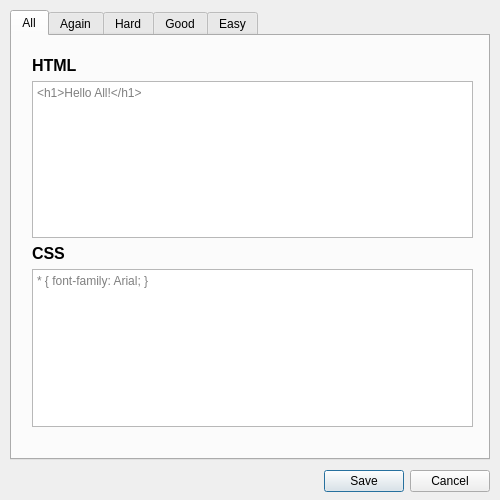
Before: the Qt Designer form addon/res/config.ui in Cyan903/anki-review-feedback, drawn with Qt 5.
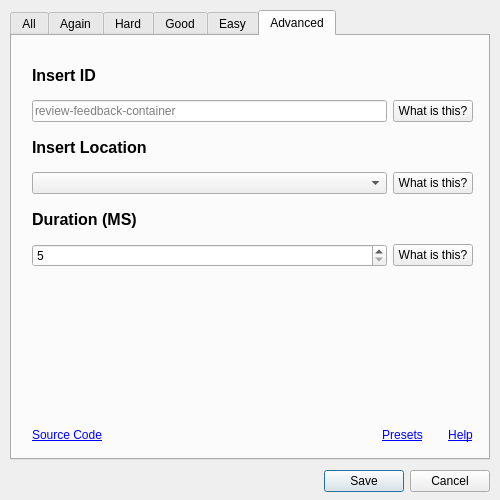
After: the same form once the commit is applied. The open tabs and pages were chosen to show the change.

Commit message: feat: Advanced menu

```diff
--- a/addon/res/config.ui
+++ b/addon/res/config.ui
@@ -326,6 +326,203 @@
      </layout>
     </widget>
    </widget>
+   <widget class="QWidget" name="tabAdvanced">
+    <attribute name="title">
+     <string>Advanced</string>
+    </attribute>
+    <widget class="QWidget" name="horizontalLayoutWidget">
+     <property name="geometry">
+      <rect>
+       <x>20</x>
+       <y>389</y>
+       <width>441</width>
+       <height>21</height>
+      </rect>
+     </property>
+     <layout class="QHBoxLayout" name="horizontalLayoutAdvancedLinks">
+      <item>
+       <widget class="QLabel" name="labelAdvancedLinksSource">
+        <property name="sizePolicy">
+         <sizepolicy hsizetype="Expanding" vsizetype="Preferred">
+          <horstretch>0</horstretch>
+          <verstretch>0</verstretch>
+         </sizepolicy>
+        </property>
+        <property name="text">
+         <string>&lt;a href=&quot;https://ankiweb.net/shared/addons&quot;&gt;Source Code&lt;/a&gt;</string>
+        </property>
+        <property name="openExternalLinks">
+         <bool>true</bool>
+        </property>
+        <property name="textInteractionFlags">
+         <set>Qt::TextInteractionFlag::TextBrowserInteraction</set>
+        </property>
+       </widget>
+      </item>
+      <item>
+       <layout class="QHBoxLayout" name="horizontalLayoutAdvancedLinksHelp">
+        <property name="spacing">
+         <number>25</number>
+        </property>
+        <item>
+         <widget class="QLabel" name="labelAdvancedLinksPresets">
+          <property name="text">
+           <string>&lt;a href=&quot;https://docs.ankiweb.net&quot;&gt;Presets&lt;/a&gt;</string>
+          </property>
+          <property name="alignment">
+           <set>Qt::AlignmentFlag::AlignCenter</set>
+          </property>
+          <property name="openExternalLinks">
+           <bool>true</bool>
+          </property>
+          <property name="textInteractionFlags">
+           <set>Qt::TextInteractionFlag::TextBrowserInteraction</set>
+          </property>
+         </widget>
+        </item>
+        <item>
+         <widget class="QLabel" name="labelAdvancedLinksHelp">
+          <property name="text">
+           <string>&lt;a href=&quot;https://docs.ankiweb.net&quot;&gt;Help&lt;/a&gt;</string>
+          </property>
+          <property name="alignment">
+           <set>Qt::AlignmentFlag::AlignCenter</set>
+          </property>
+          <property name="openExternalLinks">
+           <bool>true</bool>
+          </property>
+          <property name="textInteractionFlags">
+           <set>Qt::TextInteractionFlag::TextBrowserInteraction</set>
+          </property>
+         </widget>
+        </item>
+       </layout>
+      </item>
+     </layout>
+    </widget>
+    <widget class="QWidget" name="verticalLayoutWidget_7">
+     <property name="geometry">
+      <rect>
+       <x>20</x>
+       <y>20</y>
+       <width>441</width>
+       <height>211</height>
+      </rect>
+     </property>
+     <layout class="QVBoxLayout" name="verticalLayoutAdvanced">
+      <item>
+       <widget class="QLabel" name="labelAdvancedID">
+        <property name="font">
+         <font>
+          <pointsize>12</pointsize>
+          <bold>true</bold>
+         </font>
+        </property>
+        <property name="text">
+         <string>Insert ID</string>
+        </property>
+       </widget>
+      </item>
+      <item>
+       <layout class="QHBoxLayout" name="horizontalLayoutAdvancedID">
+        <item>
+         <widget class="QLineEdit" name="lineEditAdvancedID">
+          <property name="placeholderText">
+           <string>review-feedback-container</string>
+          </property>
+         </widget>
+        </item>
+        <item>
+         <widget class="QPushButton" name="pushButtonAdvancedID">
+          <property name="sizePolicy">
+           <sizepolicy hsizetype="Fixed" vsizetype="Fixed">
+            <horstretch>0</horstretch>
+            <verstretch>0</verstretch>
+           </sizepolicy>
+          </property>
+          <property name="text">
+           <string>What is this?</string>
+          </property>
+         </widget>
+        </item>
+       </layout>
+      </item>
+      <item>
+       <widget class="QLabel" name="labelAdvancedInsert">
+        <property name="font">
+         <font>
+          <pointsize>12</pointsize>
+          <bold>true</bold>
+         </font>
+        </property>
+        <property name="text">
+         <string>Insert Location</string>
+        </property>
+       </widget>
+      </item>
+      <item>
+       <layout class="QHBoxLayout" name="horizontalLayoutAdvancedInsert">
+        <item>
+         <widget class="QComboBox" name="comboBoxAdvancedInsert"/>
+        </item>
+        <item>
+         <widget class="QPushButton" name="pushButtonAdvancedInsert">
+          <property name="sizePolicy">
+           <sizepolicy hsizetype="Fixed" vsizetype="Fixed">
+            <horstretch>0</horstretch>
+            <verstretch>0</verstretch>
+           </sizepolicy>
+          </property>
+          <property name="text">
+           <string>What is this?</string>
+          </property>
+         </widget>
+        </item>
+       </layout>
+      </item>
+      <item>
+       <widget class="QLabel" name="labelAdvancedTimer">
+        <property name="font">
+         <font>
+          <pointsize>12</pointsize>
+          <bold>true</bold>
+         </font>
+        </property>
+        <property name="text">
+         <string>Duration (MS)</string>
+        </property>
+       </widget>
+      </item>
+      <item>
+       <layout class="QHBoxLayout" name="horizontalLayoutAdvancedTimer">
+        <item>
+         <widget class="QSpinBox" name="spinBoxAdvancedTimer">
+          <property name="minimum">
+           <number>5</number>
+          </property>
+          <property name="maximum">
+           <number>9999</number>
+          </property>
+         </widget>
+        </item>
+        <item>
+         <widget class="QPushButton" name="pushButtonAdvancedTimer">
+          <property name="sizePolicy">
+           <sizepolicy hsizetype="Fixed" vsizetype="Fixed">
+            <horstretch>0</horstretch>
+            <verstretch>0</verstretch>
+           </sizepolicy>
+          </property>
+          <property name="text">
+           <string>What is this?</string>
+          </property>
+         </widget>
+        </item>
+       </layout>
+      </item>
+     </layout>
+    </widget>
+   </widget>
   </widget>
  </widget>
  <resources/>
```
The commit also changes 10 other files.
